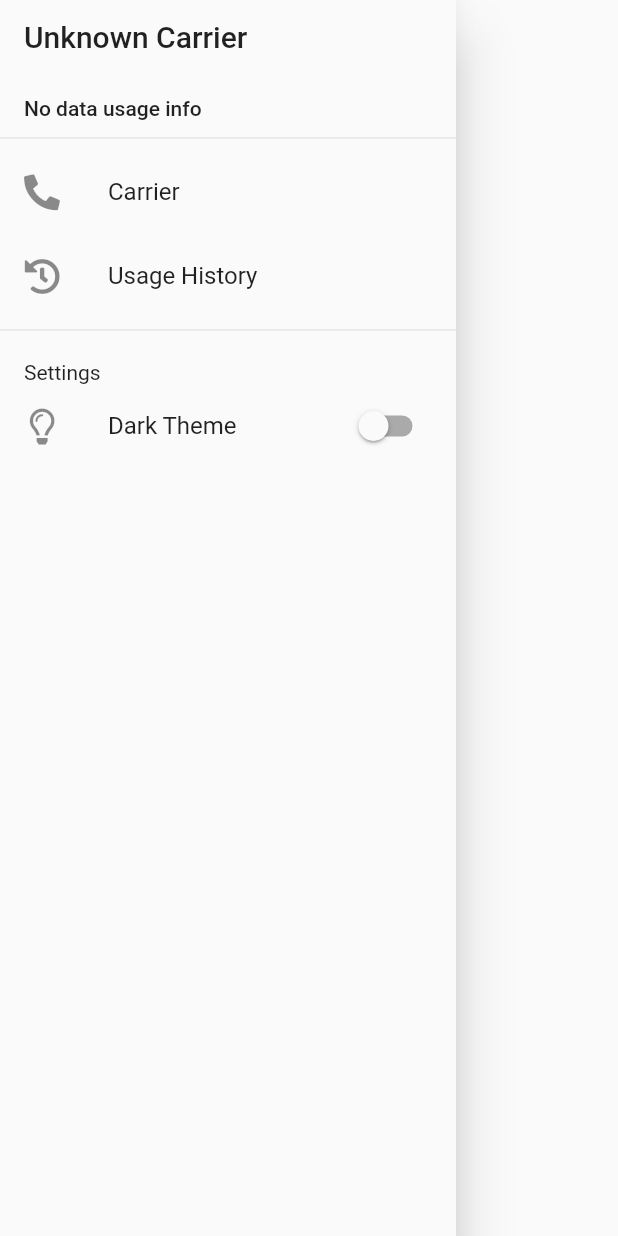
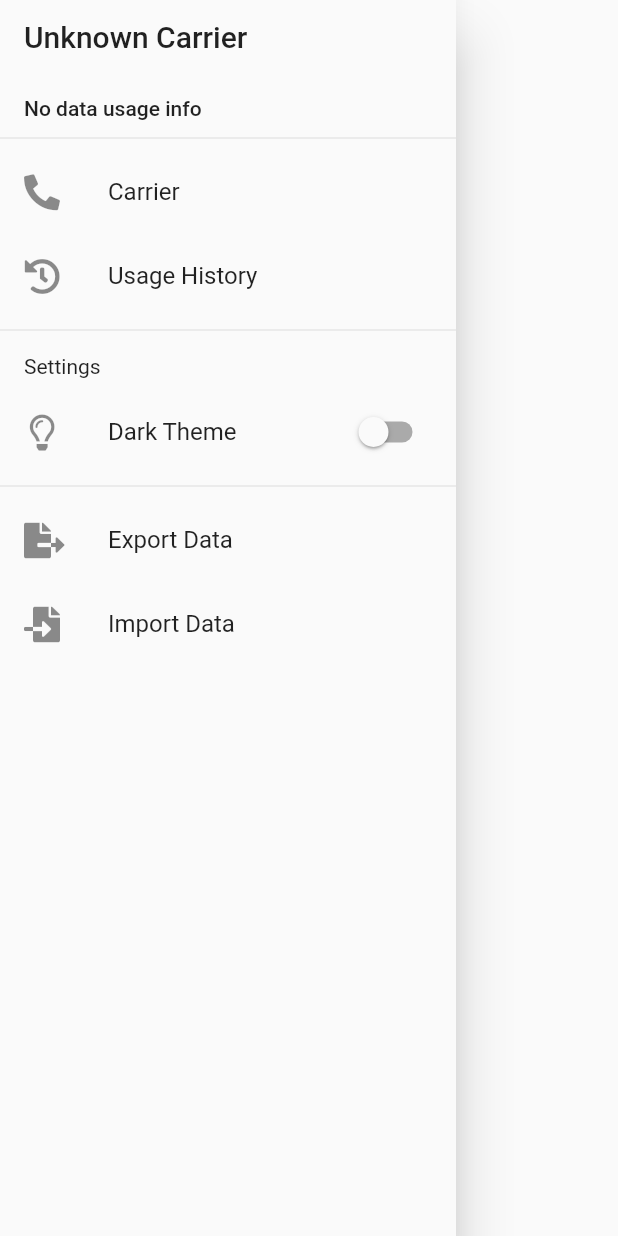
Before and after one commit to rodrigoaddor/dataly, a Flutter app: the AppDrawer widget shown alone on an empty page, opened directly, on a phone screen of 412 x 824 dp. Run offline on Flutter 3.47's test engine with Material 2 defaults, Android fonts, the phone set to English and light mode, and no system bars; our stand-ins replace file_picker, font_awesome_flutter, percent_indicator, shared_preferences; missing offline and left inert: flutter_share, sms_maintained; accounts and stored records are empty.

Commit message:
Data import/export

```diff
--- a/lib/widget/app_drawer.dart
+++ b/lib/widget/app_drawer.dart
@@ -1,3 +1,6 @@
+import 'dart:convert';
+import 'dart:io';
+
 import 'package:flutter/material.dart';
 
 import 'package:dataly/data/app_state.dart';
@@ -5,7 +8,10 @@ import 'package:dataly/page/history.dart';
 import 'package:dataly/widget/carrier_dialog.dart';
 import 'package:dataly/widget/boxed_text.dart';
 
+import 'package:file_picker/file_picker.dart';
+import 'package:flutter_share/flutter_share.dart';
 import 'package:intl/intl.dart';
+import 'package:path_provider/path_provider.dart';
 import 'package:provider/provider.dart';
 import 'package:font_awesome_flutter/font_awesome_flutter.dart';
 
@@ -85,9 +91,9 @@ class _AppDrawerState extends State<AppDrawer> {
           ),
           Divider(),
           SizedBox(
-            height: 28,
+            height: 32,
             child: Padding(
-                padding: EdgeInsets.only(left: 16),
+                padding: EdgeInsets.only(left: 16, bottom: 8),
                 child: Align(
                   alignment: Alignment.bottomLeft,
                   child: Text(
@@ -103,6 +109,29 @@ class _AppDrawerState extends State<AppDrawer> {
             value: appState.theme == ThemeMode.dark,
             onChanged: (dark) => appState.theme = dark ? ThemeMode.dark : ThemeMode.light,
           ),
+          Divider(),
+          ListTile(
+            title: const Text('Export Data'),
+            leading: Icon(FontAwesomeIcons.fileExport),
+            onTap: () async {
+              final path = '${(await getTemporaryDirectory()).path}/dataly.json';
+              final file = File(path);
+              file.writeAsString(jsonEncode(appState.toJSON()));
+              FlutterShare.shareFile(
+                title: 'Dataly Export',
+                filePath: path,
+              );
+            },
+          ),
+          ListTile(
+            title: const Text('Import Data'),
+            leading: Icon(FontAwesomeIcons.fileImport),
+            onTap: () async {
+              final file = File(await FilePicker.getFilePath(type: FileType.ANY, fileExtension: 'json'));
+              final data = jsonDecode(await file.readAsString());
+              appState.updateFromJSON(data);
+            },
+          )
         ],
       ),
     );
```
Also changed, not shown: lib/data/app_state.dart (+35 -3 lines), pubspec.yaml (+5 -3 lines), pubspec.lock, 3 other files.
